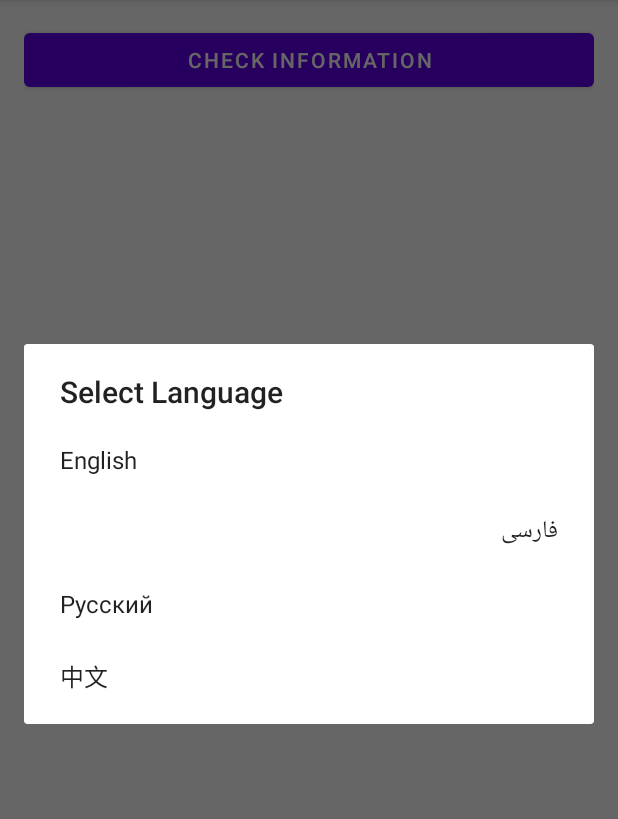
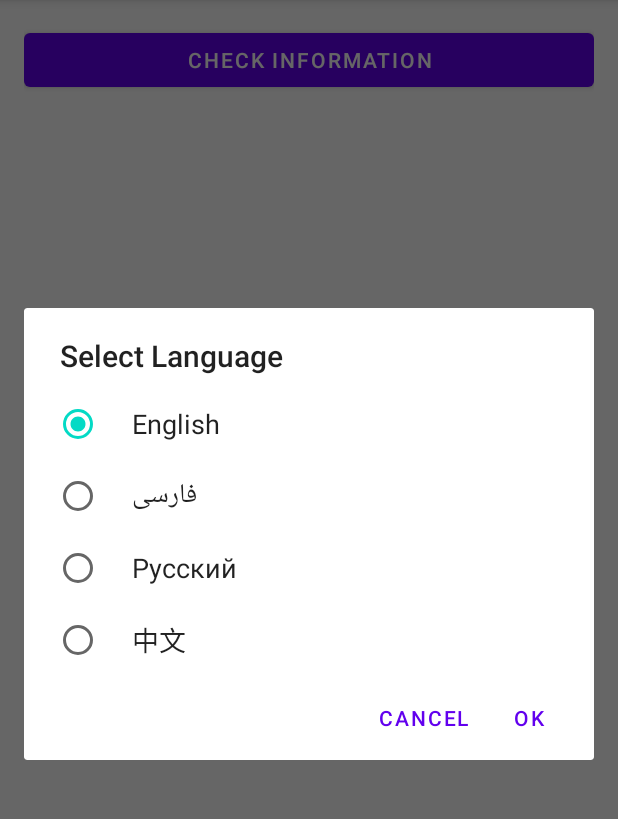
Before and after one commit to Argo160/VexoDNS, an Android app: the screen it shows after launch (MainActivity), in the side drawer, after a tap on "Language", on a phone screen of 412 x 824 dp, the part 84-903 px from its top. Run offline under Robolectric (Android 15) with nearby library versions, the phone set to English and light mode, and no system bars; our stand-ins replace navigation-ui.

Commit message:
Debugging Localized languages and few Graphics issue

```diff
--- a/app/src/main/java/com/example/vexodns/MainActivity.kt
+++ b/app/src/main/java/com/example/vexodns/MainActivity.kt
@@ -2,6 +2,7 @@ package com.example.vexodns
 
 import android.os.Bundle
 import android.view.Menu
+import android.content.Context
 import com.google.android.material.snackbar.Snackbar
 import com.google.android.material.navigation.NavigationView
 import androidx.navigation.findNavController
@@ -12,7 +13,6 @@ import androidx.navigation.ui.setupWithNavController
 import androidx.drawerlayout.widget.DrawerLayout
 import androidx.appcompat.app.AppCompatActivity
 import com.example.vexodns.databinding.ActivityMainBinding
-import android.content.Context
 import android.widget.EditText
 import android.widget.Toast
 import androidx.appcompat.app.AlertDialog
@@ -26,6 +26,13 @@ class MainActivity : AppCompatActivity() {
     private lateinit var binding: ActivityMainBinding
 
     override fun onCreate(savedInstanceState: Bundle?) {
+        val sharedPref = getSharedPreferences("VexoDNSPrefs", Context.MODE_PRIVATE)
+        val langCode = sharedPref.getString("app_language", null) // Get saved language
+        if (langCode != null) {
+            val localeList = LocaleListCompat.forLanguageTags(langCode)
+            // Set the locale before the activity is created
+            AppCompatDelegate.setApplicationLocales(localeList)
+        }
         super.onCreate(savedInstanceState)
 
         binding = ActivityMainBinding.inflate(layoutInflater)
@@ -89,17 +96,50 @@ class MainActivity : AppCompatActivity() {
         val languages = arrayOf("English", "فارسی", "Русский", "中文")
         val languageCodes = arrayOf("en", "fa", "ru", "zh")
 
+        // --- Step 1: Find the index of the currently selected language ---
+        val sharedPref = getSharedPreferences("VexoDNSPrefs", Context.MODE_PRIVATE)
+        val currentLangCode = sharedPref.getString("app_language", "en") // Default to English "en"
+        var checkedItem = languageCodes.indexOf(currentLangCode)
+        if (checkedItem == -1) {
+            checkedItem = 0 // If saved language not found, default to the first one (English)
+        }
+
+        // This will hold the language selected in the dialog
+        var selectedLangCode = languageCodes[checkedItem]
+
         val builder = AlertDialog.Builder(this)
-        builder.setTitle("Select Language")
-        builder.setItems(languages) { dialog, which ->
-            // `which` is the index of the selected item
-            val selectedLangCode = languageCodes[which]
-            setAppLocale(selectedLangCode)
+        builder.setTitle(getString(R.string.select_language_title))
+
+        // --- Step 2: Use setSingleChoiceItems instead of setItems ---
+        builder.setSingleChoiceItems(languages, checkedItem) { dialog, which ->
+            // When a new item is clicked, just update our temporary variable
+            selectedLangCode = languageCodes[which]
         }
+
+        // --- Step 3: Add OK and Cancel buttons ---
+        builder.setPositiveButton(android.R.string.ok) { dialog, which ->
+            // When OK is clicked, apply the selected language if it's different
+            if (selectedLangCode != currentLangCode) {
+                setAppLocale(selectedLangCode)
+            }
+            dialog.dismiss()
+        }
+        builder.setNegativeButton(android.R.string.cancel) { dialog, which ->
+            dialog.dismiss()
+        }
+
         builder.create().show()
     }
 
     private fun setAppLocale(languageCode: String) {
+        // 1. Save the selected language code
+        val sharedPref = getSharedPreferences("VexoDNSPrefs", Context.MODE_PRIVATE)
+        with(sharedPref.edit()) {
+            putString("app_language", languageCode)
+            apply()
+        }
+
+        // 2. Apply the new locale (this part is the same as before)
         val localeList = LocaleListCompat.forLanguageTags(languageCode)
         AppCompatDelegate.setApplicationLocales(localeList)
     }
--- a/app/src/main/java/com/example/vexodns/ui/home/HomeFragment.kt
+++ b/app/src/main/java/com/example/vexodns/ui/home/HomeFragment.kt
@@ -16,7 +16,7 @@ import com.example.vexodns.data.UpdateIpRequest
 import com.example.vexodns.databinding.FragmentHomeBinding
 import com.example.vexodns.network.ApiService
 import kotlinx.coroutines.launch
-import retrofit2.Response
+import com.google.gson.Gson
 import retrofit2.Retrofit
 import retrofit2.converter.gson.GsonConverterFactory
 import retrofit2.converter.scalars.ScalarsConverterFactory
@@ -47,9 +47,22 @@ class HomeFragment : Fragment() {
         binding.fetchButton.setOnClickListener { fetchSubscriptionData() }
         return binding.root
     }
+    override fun onViewCreated(view: View, savedInstanceState: Bundle?) {
+        super.onViewCreated(view, savedInstanceState)
+        loadLastData()
+    }
 
+    private fun loadLastData() {
+        val sharedPref = activity?.getSharedPreferences("VexoDNSPrefs", Context.MODE_PRIVATE) ?: return
+        val lastDataJson = sharedPref.getString("last_sub_data", null)
+        if (lastDataJson != null) {
+            val gson = Gson()
+            val lastData = gson.fromJson(lastDataJson, SubscriptionData::class.java)
+            updateUi(lastData)
+        }
+    }
     private fun fetchSubscriptionData() {
-        val sharedPref = activity?.getSharedPreferences("VexoDNSPrefs", Context.MODE_PRIVATE)
+        val sharedPref = activity?.getSharedPreferences("VexoDNSPrefs", Context.MODE_PRIVATE) ?: return
         var originalUrl = sharedPref?.getString("subscription_link", null)
 
         if (originalUrl.isNullOrBlank()) {
@@ -75,7 +88,12 @@ class HomeFragment : Fragment() {
                 }
                 val subData = subResponse.body()!!
                 updateUi(subData) // نمایش اولیه اطلاعات
-
+                val gson = Gson()
+                val subDataJson = gson.toJson(subData)
+                with(sharedPref.edit()) {
+                    putString("last_sub_data", subDataJson)
+                    apply()
+                }
                 // --- مرحله ۲: دریافت IP عمومی ---
                 val ipResponse = apiService.getPublicIp()
                 if (!ipResponse.isSuccessful || ipResponse.body() == null) {
@@ -94,7 +112,7 @@ class HomeFragment : Fragment() {
 
                         if (updateResponse.isSuccessful) {
                             // آپدیت UI با IP جدید
-                            binding.ipText.text = publicIp
+                            //binding.ipText.text = publicIp
                             updateStatusBar(getString(R.string.ip_changed_from_to, subData.lastIp ?: "N/A", publicIp), isError = false)
                             startCountdown()
                         } else {
@@ -161,7 +179,6 @@ class HomeFragment : Fragment() {
             // Formatting the number and adding " GB"
             "${DecimalFormat("#.##").format(remainingGb)} GB"
         }
-        binding.ipText.text = data.lastIp ?: "N/A"
         binding.statusBarText.text = getString(R.string.success_status)
     }
 
--- a/app/src/main/res/layout/fragment_home.xml
+++ b/app/src/main/res/layout/fragment_home.xml
@@ -41,42 +41,28 @@
                 android:layout_width="match_parent"
                 android:layout_height="wrap_content">
 
-                <androidx.constraintlayout.widget.Guideline
-                    android:id="@+id/guideline"
-                    android:layout_width="wrap_content"
-                    android:layout_height="wrap_content"
-                    android:orientation="vertical"
-                    app:layout_constraintGuide_percent="0.5" />
-
                 <TextView
                     android:id="@+id/username_label"
-                    android:layout_width="wrap_content"
-                    android:layout_height="wrap_content"
+                    style="@style/LabelStyle"
                     android:text="@string/username_header"
-                    android:textSize="16sp"
+                    app:layout_constraintEnd_toStartOf="@+id/username_text"
+                    app:layout_constraintHorizontal_chainStyle="spread_inside"
                     app:layout_constraintStart_toStartOf="parent"
                     app:layout_constraintTop_toTopOf="parent" />
 
                 <TextView
                     android:id="@+id/username_text"
-                    android:layout_width="0dp"
-                    android:layout_height="wrap_content"
-                    android:gravity="end"
-                    android:textAppearance="?attr/textAppearanceBody1"
-                    android:textSize="16sp"
-                    android:textStyle="bold"
+                    style="@style/ValueStyle"
                     app:layout_constraintBaseline_toBaselineOf="@id/username_label"
                     app:layout_constraintEnd_toEndOf="parent"
-                    app:layout_constraintStart_toEndOf="@id/guideline"
+                    app:layout_constraintStart_toEndOf="@id/username_label"
                     tools:text="alpha-1306" />
 
                 <TextView
                     android:id="@+id/status_label"
-                    android:layout_width="wrap_content"
-                    android:layout_height="wrap_content"
+                    style="@style/LabelStyle"
                     android:layout_marginTop="20dp"
                     android:text="@string/status_header"
-                    android:textSize="16sp"
                     app:layout_constraintStart_toStartOf="parent"
                     app:layout_constraintTop_toBottomOf="@id/username_label" />
 
@@ -84,77 +70,50 @@
                     android:id="@+id/status_chip"
                     android:layout_width="wrap_content"
                     android:layout_height="wrap_content"
+                    android:textColor="@android:color/white"
                     android:textStyle="bold"
+                    app:chipIconTint="@android:color/white"
                     app:layout_constraintBottom_toBottomOf="@id/status_label"
                     app:layout_constraintEnd_toEndOf="parent"
                     app:layout_constraintTop_toTopOf="@id/status_label"
+                    tools:chipIcon="@drawable/ic_status_expired"
                     tools:text="Expired" />
 
                 <TextView
                     android:id="@+id/time_label"
-                    android:layout_width="wrap_content"
-                    android:layout_height="wrap_content"
+                    style="@style/LabelStyle"
                     android:layout_marginTop="20dp"
                     android:text="@string/time_header"
-                    android:textSize="16sp"
+                    app:layout_constraintEnd_toStartOf="@+id/time_text"
+                    app:layout_constraintHorizontal_chainStyle="spread_inside"
                     app:layout_constraintStart_toStartOf="parent"
-                    app:layout_constraintTop_toBottomOf="@id/status_chip" />
+                    app:layout_constraintTop_toBottomOf="@id/status_label" />
 
                 <TextView
                     android:id="@+id/time_text"
-                    android:layout_width="0dp"
-                    android:layout_height="wrap_content"
-                    android:gravity="end"
-                    android:textSize="16sp"
-                    android:textStyle="bold"
+                    style="@style/ValueStyle"
                     app:layout_constraintBaseline_toBaselineOf="@id/time_label"
                     app:layout_constraintEnd_toEndOf="parent"
-                    app:layout_constraintStart_toEndOf="@id/guideline"
+                    app:layout_constraintStart_toEndOf="@id/time_label"
                     tools:text="0 days and 0 hours" />
 
                 <TextView
                     android:id="@+id/volume_label"
-                    android:layout_width="wrap_content"
-                    android:layout_height="wrap_content"
+                    style="@style/LabelStyle"
                     android:layout_marginTop="20dp"
                     android:text="@string/volume_header"
-                    android:textSize="16sp"
+                    app:layout_constraintEnd_toStartOf="@+id/volume_text"
+                    app:layout_constraintHorizontal_chainStyle="spread_inside"
                     app:layout_constraintStart_toStartOf="parent"
                     app:layout_constraintTop_toBottomOf="@id/time_label" />
 
                 <TextView
                     android:id="@+id/volume_text"
-                    android:layout_width="0dp"
-                    android:layout_height="wrap_content"
-                    android:gravity="end"
-                    android:textSize="16sp"
-                    android:textStyle="bold"
+                    style="@style/ValueStyle"
                     app:layout_constraintBaseline_toBaselineOf="@id/volume_label"
                     app:layout_constraintEnd_toEndOf="parent"
-                    app:layout_constraintStart_toEndOf="@id/guideline"
+                    app:layout_constraintStart_toEndOf="@id/volume_label"
                     tools:text="Unlimited" />
-
-                <TextView
-                    android:id="@+id/ip_label"
-                    android:layout_width="wrap_content"
-                    android:layout_height="wrap_content"
-                    android:layout_marginTop="20dp"
-                    android:text="@string/ip_header"
-                    android:textSize="16sp"
-                    app:layout_constraintStart_toStartOf="parent"
-                    app:layout_constraintTop_toBottomOf="@id/volume_label" />
-
-                <TextView
-                    android:id="@+id/ip_text"
-                    android:layout_width="0dp"
-                    android:layout_height="wrap_content"
-                    android:gravity="end"
-                    android:textSize="16sp"
-                    android:textStyle="bold"
-                    app:layout_constraintBaseline_toBaselineOf="@id/ip_label"
-                    app:layout_constraintEnd_toEndOf="parent"
-                    app:layout_constraintStart_toEndOf="@id/guideline"
-                    tools:text="89.198.126.73" />
 
             </androidx.constraintlayout.widget.ConstraintLayout>
 
--- a/app/src/main/res/values/strings.xml
+++ b/app/src/main/res/values/strings.xml
@@ -18,7 +18,7 @@
     <string name="status_limited">⚠️ Volume Reached</string>
     <string name="status_expired">⛔️ Expired</string>
     <string name="unlimited">Unlimited</string>
-    <string name="time_format">%1$d days and %2$d hours</string>
+    <string name="time_format">%1$d d, %2$d h</string>
     <string name="connecting_status">Connecting &amp; Checking IP...</string>
     <string name="success_status">Information received successfully.</string>
     <string name="ip_update_success">Your IP was successfully registered.</string>
@@ -60,4 +60,5 @@
     <string name="menu_language">Language</string>
     <string name="link_saved_success">Link saved successfully</string>
     <string name="link_cannot_be_empty">Link cannot be empty</string>
+    <string name="select_language_title">Select Language</string>
 </resources>
--- a/app/src/main/res/values/themes.xml
+++ b/app/src/main/res/values/themes.xml
@@ -22,4 +22,18 @@
     <style name="Theme.VexoDNS.AppBarOverlay" parent="ThemeOverlay.AppCompat.Dark.ActionBar" />
 
     <style name="Theme.VexoDNS.PopupOverlay" parent="ThemeOverlay.AppCompat.Light" />
+    <style name="LabelStyle">
+        <item name="android:layout_width">wrap_content</item>
+        <item name="android:layout_height">wrap_content</item>
+        <item name="android:textSize">16sp</item>
+        <item name="android:textColor">?android:attr/textColorSecondary</item>
+    </style>
+
+    <style name="ValueStyle">
+        <item name="android:layout_width">wrap_content</item> <item name="android:layout_height">wrap_content</item>
+        <item name="android:layout_marginStart">16dp</item>
+        <item name="android:textSize">16sp</item>
+        <item name="android:textStyle">bold</item>
+        <item name="android:textColor">?android:attr/textColorPrimary</item>
+    </style>
 </resources>
```
Also changed, not shown: 3 other files.
